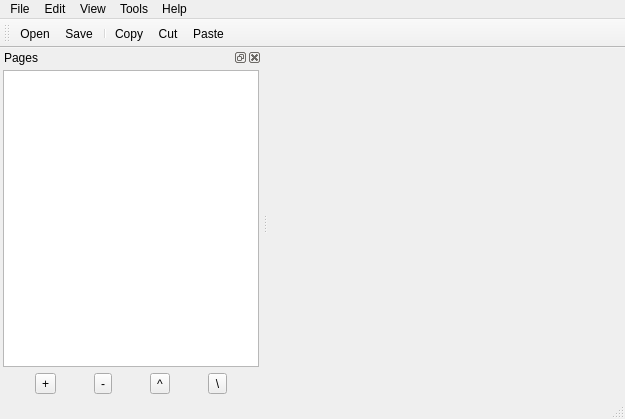
Above: src/mainwindow.ui from iPenguin/NotePages before the change. Below: the same form after it.
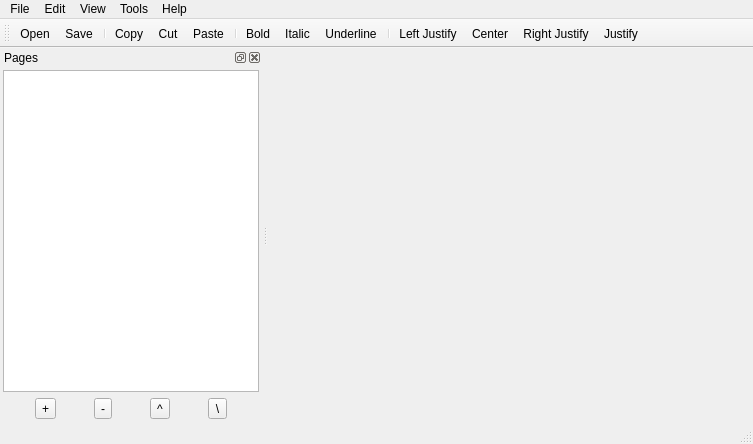
That is the form after the change. Icons and pictures are not drawn.

Patch:
```diff
--- a/src/mainwindow.ui
+++ b/src/mainwindow.ui
@@ -6,8 +6,8 @@
    <rect>
     <x>0</x>
     <y>0</y>
-    <width>625</width>
-    <height>419</height>
+    <width>753</width>
+    <height>444</height>
    </rect>
   </property>
   <property name="windowTitle">
@@ -51,7 +51,7 @@
     <rect>
      <x>0</x>
      <y>0</y>
-     <width>625</width>
+     <width>753</width>
      <height>22</height>
     </rect>
    </property>
@@ -112,6 +112,15 @@
    <addaction name="actionCopy"/>
    <addaction name="actionCut"/>
    <addaction name="actionPaste"/>
+   <addaction name="separator"/>
+   <addaction name="actionBold"/>
+   <addaction name="actionItalic"/>
+   <addaction name="actionUnderline"/>
+   <addaction name="separator"/>
+   <addaction name="actionLeftJustify"/>
+   <addaction name="actionCenterJustify"/>
+   <addaction name="actionRightJustify"/>
+   <addaction name="actionJustify"/>
   </widget>
   <widget class="QStatusBar" name="statusBar"/>
   <widget class="QDockWidget" name="dockWidget">
@@ -256,6 +265,84 @@
     <string>Options</string>
    </property>
   </action>
+  <action name="actionBold">
+   <property name="icon">
+    <iconset resource="../desktopWiki.qrc">
+     <normaloff>:/images/textbold.png</normaloff>:/images/textbold.png</iconset>
+   </property>
+   <property name="text">
+    <string>Bold</string>
+   </property>
+  </action>
+  <action name="actionItalic">
+   <property name="icon">
+    <iconset resource="../desktopWiki.qrc">
+     <normaloff>:/images/textitalic.png</normaloff>:/images/textitalic.png</iconset>
+   </property>
+   <property name="text">
+    <string>Italic</string>
+   </property>
+  </action>
+  <action name="actionUnderline">
+   <property name="icon">
+    <iconset resource="../desktopWiki.qrc">
+     <normaloff>:/images/textunder.png</normaloff>:/images/textunder.png</iconset>
+   </property>
+   <property name="text">
+    <string>Underline</string>
+   </property>
+  </action>
+  <action name="actionLeftJustify">
+   <property name="icon">
+    <iconset resource="../desktopWiki.qrc">
+     <normaloff>:/images/textleft.png</normaloff>:/images/textleft.png</iconset>
+   </property>
+   <property name="text">
+    <string>Left Justify</string>
+   </property>
+  </action>
+  <action name="actionRightJustify">
+   <property name="icon">
+    <iconset resource="../desktopWiki.qrc">
+     <normaloff>:/images/textright.png</normaloff>:/images/textright.png</iconset>
+   </property>
+   <property name="text">
+    <string>Right Justify</string>
+   </property>
+  </action>
+  <action name="actionCenterJustify">
+   <property name="icon">
+    <iconset resource="../desktopWiki.qrc">
+     <normaloff>:/images/textcenter.png</normaloff>:/images/textcenter.png</iconset>
+   </property>
+   <property name="text">
+    <string>Center</string>
+   </property>
+  </action>
+  <action name="actionJustify">
+   <property name="icon">
+    <iconset resource="../desktopWiki.qrc">
+     <normaloff>:/images/textjustify.png</normaloff>:/images/textjustify.png</iconset>
+   </property>
+   <property name="text">
+    <string>Justify</string>
+   </property>
+  </action>
+  <action name="actionOrderedList">
+   <property name="text">
+    <string>Ordered List</string>
+   </property>
+  </action>
+  <action name="actionUnorderedList">
+   <property name="text">
+    <string>Unordered List</string>
+   </property>
+  </action>
+  <action name="actionInsertTable">
+   <property name="text">
+    <string>Insert Table</string>
+   </property>
+  </action>
  </widget>
  <layoutdefault spacing="6" margin="11"/>
  <resources/>
```
Left out of the diff: 28 changed lines with no effect on the pictures.
